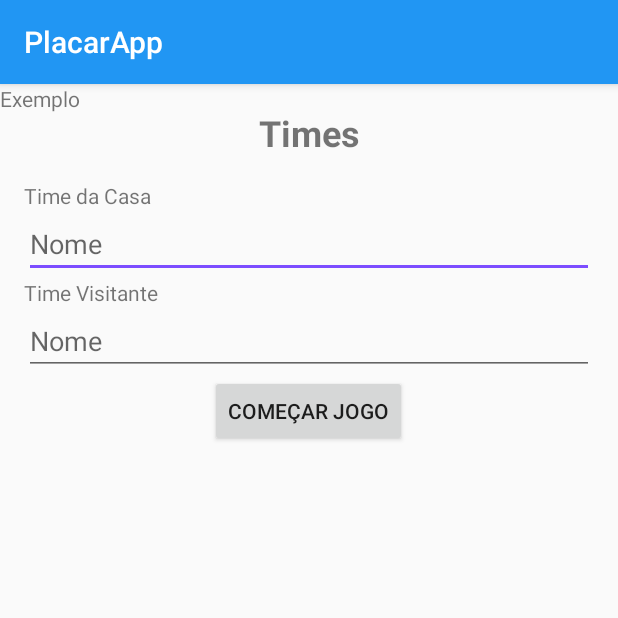
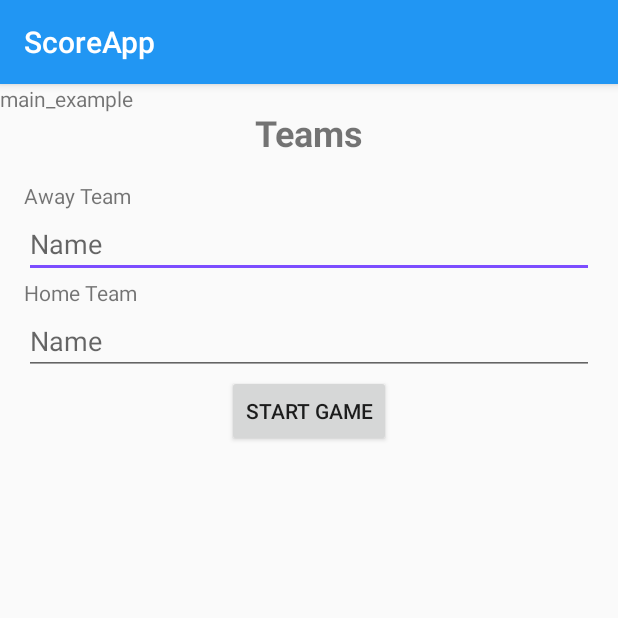
Before and after one commit to hammerox/PlacarApp, an Android app: the screen it shows after launch (MainActivity), on a phone screen of 412 x 824 dp, the top half of it. Run offline under Robolectric (Android 15) with nearby library versions, the phone set to English and light mode, and no system bars; libraries missing offline, so code that uses them is left out: com.orhanobut.logger; plain views replace SlidingUpPanelLayout; 2 statements that could not run were skipped.

Commit message:
Aula 2.1

```diff
--- a/app/src/main/java/com/fiap/mcustodio/placarapp/GameActivity.java
+++ b/app/src/main/java/com/fiap/mcustodio/placarapp/GameActivity.java
@@ -6,9 +6,6 @@ import android.view.View;
 import android.widget.Button;
 import android.widget.TextView;
 
-import com.github.amlcurran.showcaseview.ShowcaseView;
-import com.github.amlcurran.showcaseview.targets.ActionItemTarget;
-import com.github.amlcurran.showcaseview.targets.ActionViewTarget;
 
 public class GameActivity extends AppCompatActivity {
 
--- a/app/src/main/java/com/fiap/mcustodio/placarapp/MainActivity.java
+++ b/app/src/main/java/com/fiap/mcustodio/placarapp/MainActivity.java
@@ -7,10 +7,6 @@ import android.view.View;
 import android.widget.EditText;
 import android.widget.Toast;
 
-import com.github.amlcurran.showcaseview.ShowcaseView;
-import com.github.amlcurran.showcaseview.targets.ActionItemTarget;
-import com.github.amlcurran.showcaseview.targets.ActionViewTarget;
-import com.orhanobut.logger.AndroidLogAdapter;
 import com.orhanobut.logger.Logger;
 
 
--- a/app/src/main/res/layout/activity_game.xml
+++ b/app/src/main/res/layout/activity_game.xml
@@ -50,12 +50,12 @@
         <Button
             android:id="@+id/button_game_goal1"
             style="@style/BaseCenterView"
-            android:text="GOL"/>
+            android:text="@string/game_goal"/>
 
         <Button
             android:id="@+id/button_game_goal2"
             style="@style/BaseCenterView"
-            android:text="GOL"/>
+            android:text="@string/game_goal"/>
 
     </LinearLayout>
 
--- a/app/src/main/res/layout/activity_main.xml
+++ b/app/src/main/res/layout/activity_main.xml
@@ -29,30 +29,30 @@
                 android:textSize="24sp"
                 android:gravity="center_horizontal"
                 android:layout_marginBottom="16dp"
-                android:text="Times"/>
+                android:text="@string/main_times"/>
 
 
             <TextView
                 android:layout_width="wrap_content"
                 android:layout_height="wrap_content"
-                android:text="Time da Casa"/>
+                android:text="@string/main_hometeam"/>
 
             <EditText
                 android:id="@+id/edittext_main_team1"
                 android:layout_width="match_parent"
                 android:layout_height="wrap_content"
-                android:hint="Nome"/>
+                android:hint="@string/main_hintname"/>
 
             <TextView
                 android:layout_width="wrap_content"
                 android:layout_height="wrap_content"
-                android:text="Time Visitante"/>
+                android:text="@string/main_awayteam"/>
 
             <EditText
                 android:id="@+id/edittext_main_team2"
                 android:layout_width="match_parent"
                 android:layout_height="wrap_content"
-                android:hint="Nome"/>
+                android:hint="@string/main_hintname" />
 
             <Button
                 android:id="@+id/button_main_go"
@@ -60,7 +60,7 @@
                 android:layout_height="wrap_content"
                 android:layout_gravity="center_horizontal"
                 android:onClick="comecarJogo"
-                android:text="Começar Jogo"/>
+                android:text="@string/main_startgame" />
 
         </LinearLayout>
 
@@ -74,7 +74,7 @@
             android:id="@+id/textview_main_second"
             android:layout_width="match_parent"
             android:layout_height="wrap_content"
-            android:text="Exemplo"/>
+            android:text="main_example" />
 
     </RelativeLayout>
 </com.sothree.slidinguppanel.SlidingUpPanelLayout>
--- a/app/src/main/res/values/strings.xml
+++ b/app/src/main/res/values/strings.xml
@@ -1,3 +1,10 @@
 <resources>
-    <string name="app_name">PlacarApp</string>
+    <string name="app_name">ScoreApp</string>
+    <string name="game_goal">GOAL</string>
+    <string name="main_times">Teams</string>
+    <string name="main_hometeam">Away Team</string>
+    <string name="main_name">Team Name</string>
+    <string name="main_awayteam">Home Team</string>
+    <string name="main_hintname">Name</string>
+    <string name="main_startgame">Start Game</string>
 </resources>
```
Also changed, not shown: app/src/main/ic_launcher-web.png (added), app/src/main/res/mipmap-hdpi/ic_launcher.png, app/src/main/res/mipmap-mdpi/ic_launcher.png, app/src/main/res/mipmap-xhdpi/ic_launcher.png, app/src/main/res/mipmap-xxhdpi/ic_launcher.png, app/src/main/res/mipmap-xxxhdpi/ic_launcher.png, 1 other file.
